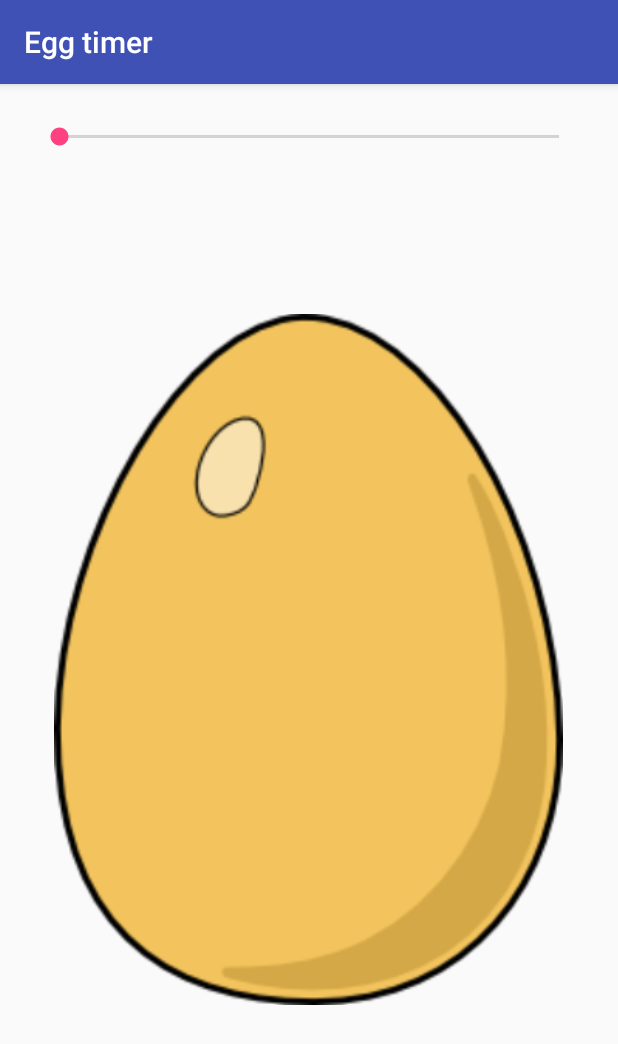
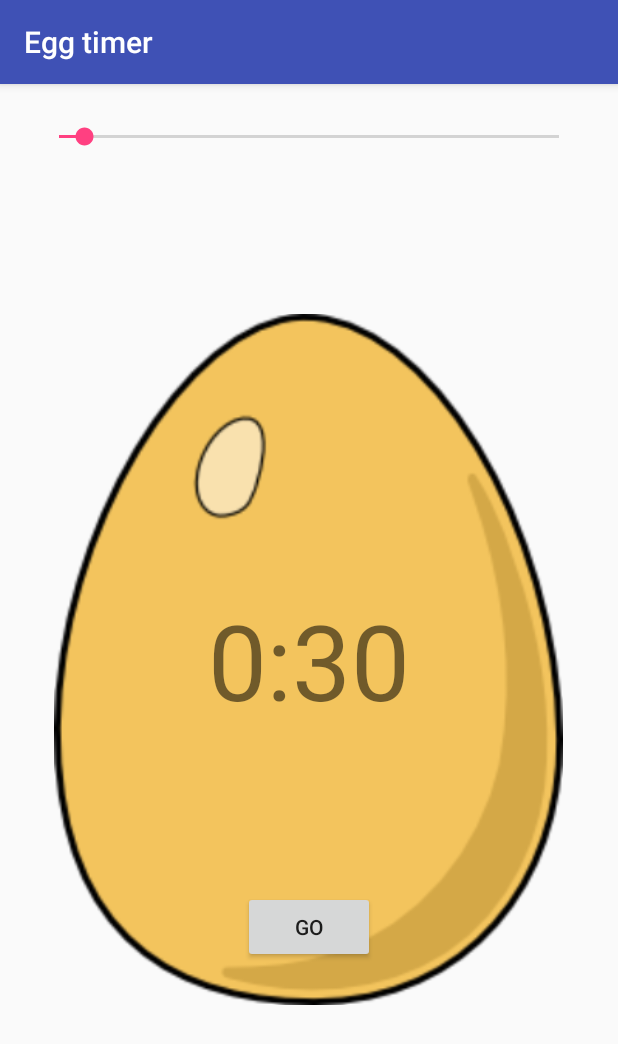
Before and after one commit to toneyobaze/Egg-timer, an Android app: the screen it shows after launch (MainActivity), on a phone screen of 412 x 824 dp. Shown: the top 1044 px of the screen. Run offline under Robolectric (Android 15) with nearby library versions, the light colour scheme and no system bars.

Commit message:
added code for seek bar and text view

```diff
--- a/app/src/main/java/com/example/oladapo/eggtimer/MainActivity.java
+++ b/app/src/main/java/com/example/oladapo/eggtimer/MainActivity.java
@@ -2,6 +2,8 @@
 
 import android.support.v7.app.AppCompatActivity;
 import android.os.Bundle;
+import android.widget.SeekBar;
+import android.widget.TextView;
 
 public class MainActivity extends AppCompatActivity {
 
@@ -9,5 +11,42 @@
     protected void onCreate(Bundle savedInstanceState) {
         super.onCreate(savedInstanceState);
         setContentView(R.layout.activity_main);
+
+        SeekBar timerSeekBar = findViewById(R.id.timerSeekBar);
+        final TextView timerTextView = findViewById(R.id.timerTextView);
+
+        timerSeekBar.setMax(600);
+        timerSeekBar.setProgress(30);
+
+        timerSeekBar.setOnSeekBarChangeListener(new SeekBar.OnSeekBarChangeListener() {
+            @Override
+            public void onProgressChanged(SeekBar seekBar, int progress, boolean fromUser) {
+
+                int minutes = progress / 60;
+                int seconds = progress - minutes * 60;
+
+                String secondString = Integer.toString(seconds);
+
+                if (secondString == "0") {
+
+                    secondString = "00";
+
+                }
+
+                timerTextView.setText(Integer.toString(minutes) + ":" + secondString);
+
+            }
+
+            @Override
+            public void onStartTrackingTouch(SeekBar seekBar) {
+
+            }
+
+            @Override
+            public void onStopTrackingTouch(SeekBar seekBar) {
+
+            }
+        });
+
     }
 }
--- a/app/src/main/res/layout/activity_main.xml
+++ b/app/src/main/res/layout/activity_main.xml
@@ -7,7 +7,7 @@
     tools:context=".MainActivity">
 
     <SeekBar
-        android:id="@+id/TimerSeekBar"
+        android:id="@+id/timerSeekBar"
         android:layout_width="365dp"
         android:layout_height="wrap_content"
         android:layout_alignParentTop="true"
@@ -22,4 +22,21 @@
         android:layout_height="490dp"
         android:layout_centerInParent="true"
         app:srcCompat="@drawable/egg" />
+
+    <TextView
+        android:id="@+id/timerTextView"
+        android:layout_width="wrap_content"
+        android:layout_height="wrap_content"
+        android:layout_centerInParent="true"
+        android:text="0:30"
+        android:textSize="70sp" />
+
+    <Button
+        android:id="@+id/controllerButton"
+        android:layout_width="wrap_content"
+        android:layout_height="wrap_content"
+        android:layout_alignParentBottom="true"
+        android:layout_centerHorizontal="true"
+        android:layout_marginBottom="182dp"
+        android:text="Go" />
 </RelativeLayout>
```
